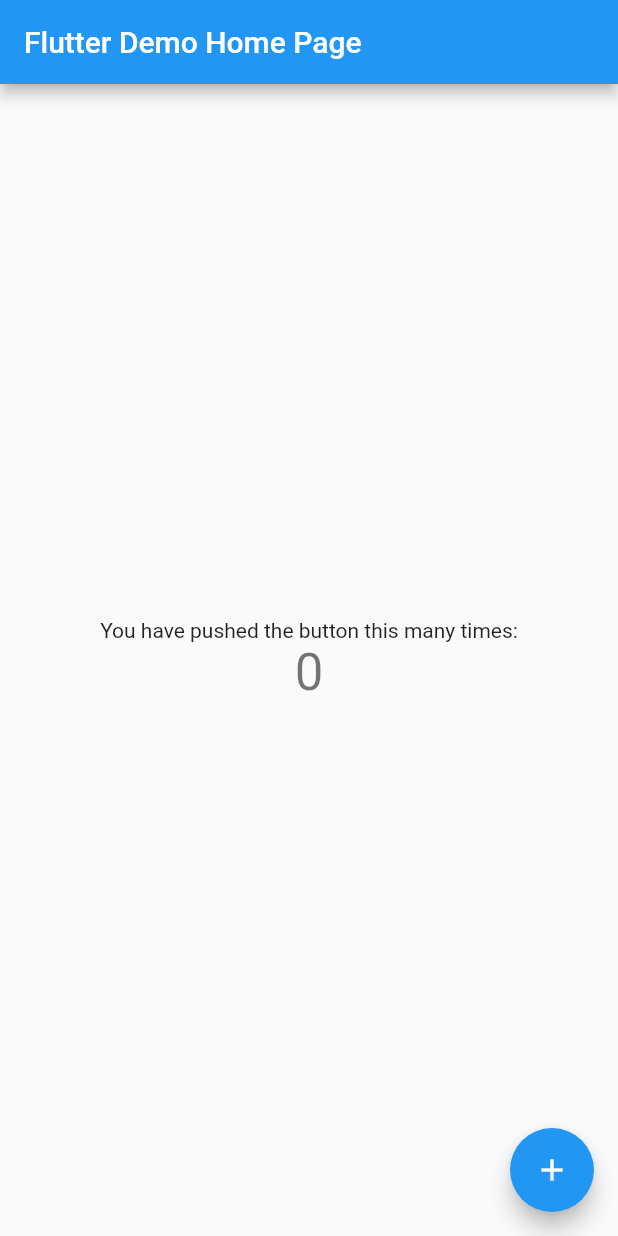
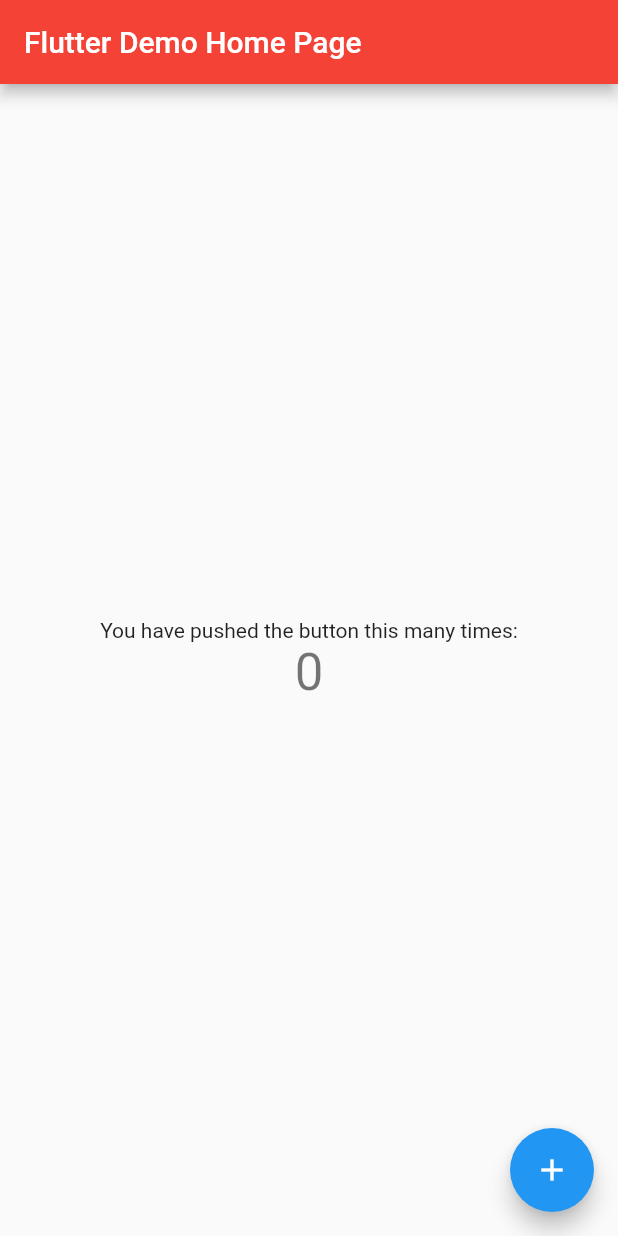
Before and after one commit to k4droid3/legends, a Flutter app: the screen it shows after launch, on a phone screen of 412 x 824 dp. Run offline on Flutter 3.47's test engine with Material 2 defaults, Android fonts, the phone set to English and light mode, and no system bars.

Commit message:
testing flutter on windows

```diff
--- a/lib/main.dart
+++ b/lib/main.dart
@@ -8,18 +8,6 @@ class MyApp extends StatelessWidget {
   Widget build(BuildContext context) {
     return MaterialApp(
       title: 'Flutter Demo',
-      theme: ThemeData(
-        // This is the theme of your application.
-        //
-        // Try running your application with "flutter run". You'll see the
-        // application has a blue toolbar. Then, without quitting the app, try
-        // changing the primarySwatch below to Colors.green and then invoke
-        // "hot reload" (press "r" in the console where you ran "flutter run",
-        // or simply save your changes to "hot reload" in a Flutter IDE).
-        // Notice that the counter didn't reset back to zero; the application
-        // is not restarted.
-        primarySwatch: Colors.blue,
-      ),
       home: MyHomePage(title: 'Flutter Demo Home Page'),
     );
   }
@@ -70,6 +58,7 @@ class _MyHomePageState extends State<MyHomePage> {
         // Here we take the value from the MyHomePage object that was created by
         // the App.build method, and use it to set our appbar title.
         title: Text(widget.title),
+        backgroundColor: Colors.red,
       ),
       body: Center(
         // Center is a layout widget. It takes a single child and positions it
```
